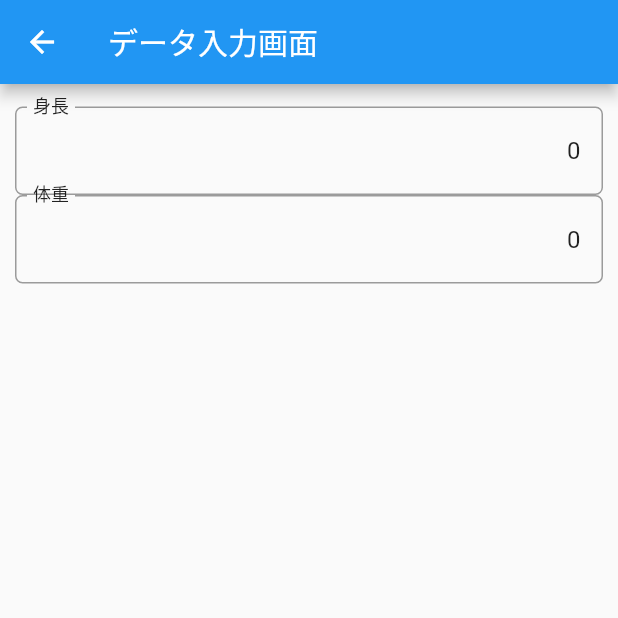
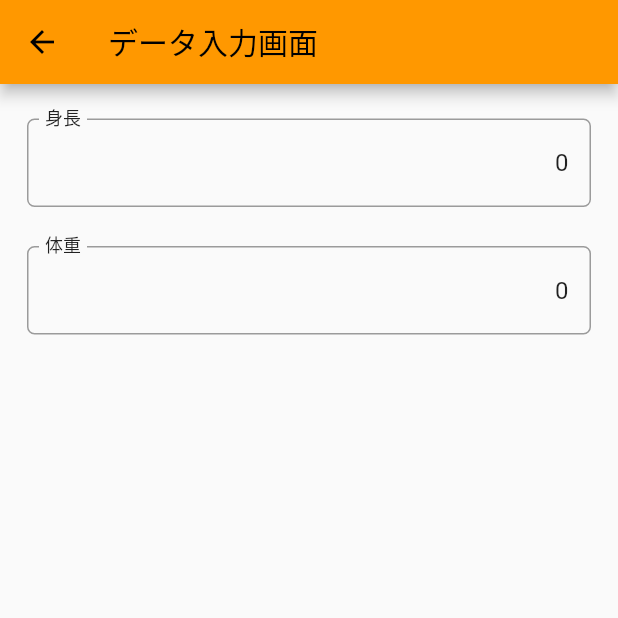
Before and after one commit to Uchipon2020/school_app_sample, a Flutter app: the DataList screen opened directly, after a tap on the "auto stories" icon, on a phone screen of 412 x 824 dp, the top half of it. Run offline on Flutter 3.47's test engine with Material 2 defaults, Android fonts, the phone set to English and light mode, and no system bars; our stand-ins replace sqflite; accounts and stored records are empty.

Commit message:
MAC 1015

```diff
--- a/lib/main.dart
+++ b/lib/main.dart
@@ -12,7 +12,7 @@ class MyApp extends StatelessWidget {
     return MaterialApp(
       title: 'School data',
       theme: ThemeData(
-        primarySwatch: Colors.blue,
+        primarySwatch: Colors.orange,
       ),
       home: SignInScreen(),
     );
--- a/lib/screens/data_detail.dart
+++ b/lib/screens/data_detail.dart
@@ -1,19 +1,20 @@
 import 'package:flutter/material.dart';
 import 'package:flutter/services.dart';
 import 'package:school_app_sample/models/data_school.dart';
+import 'package:school_app_sample/screens/data_list.dart';
 
-class DataDetail extends StatefulWidget{
+class DataDetail extends StatefulWidget {
   final String appBarTitle;
   final School school;
 
-   DataDetail(this.school,this.appBarTitle);
+  DataDetail(this.school, this.appBarTitle);
 
   @override
-  State<StatefulWidget> createState()  => DataDetailState(this.school, this.appBarTitle);
+  State<StatefulWidget> createState() =>
+      DataDetailState(this.school, this.appBarTitle);
 }
 
-class DataDetailState extends State<DataDetail>{
-
+class DataDetailState extends State<DataDetail> {
   //static final _priorities = ['定期健康診断','病院・診療所'];
 
   String appBarTitle;
@@ -24,57 +25,68 @@ class DataDetailState extends State<DataDetail>{
   TextEditingController weightController = TextEditingController();
 
   @override
-  Widget build(BuildContext context){
+  Widget build(BuildContext context) {
     TextStyle? textStyle = Theme.of(context).textTheme.subtitle1;
     heightController.text = (school.height).toString();
     weightController.text = (school.weight).toString();
-
 
     return Scaffold(
       appBar: AppBar(
         title: Text(appBarTitle),
         leading: IconButton(
             icon: const Icon(Icons.arrow_back),
-        onPressed: (){},
+            onPressed: () {
+              Navigator.pop(
+                context,
+                MaterialPageRoute(
+                  builder: (context) => DataList(),
                 ),
+              );
+            }),
       ),
       //-----------------
       body: Padding(
         padding: const EdgeInsets.only(top: 15.0, left: 10.0, right: 10.0),
         child: Column(
           children: [
-         TextField(
+            Padding(
+              padding: const EdgeInsets.all(8.0),
+              child: TextField(
                 controller: heightController,
                 style: textStyle,
                 textAlign: TextAlign.right,
                 keyboardType: TextInputType.number,
                 inputFormatters: [FilteringTextInputFormatter.digitsOnly],
-              onChanged: (value){
+                onChanged: (value) {
                   updateHeight();
                 },
                 decoration: InputDecoration(
                   labelText: '身長',
                   labelStyle: textStyle,
                   border: OutlineInputBorder(
-               borderRadius: BorderRadius.circular(5.0)
+                      borderRadius: BorderRadius.circular(5.0)),
                 ),
               ),
             ),
-
-         TextField(
+            const SizedBox(
+              height: 10,
+            ),
+            Padding(
+              padding: const EdgeInsets.all(8.0),
+              child: TextField(
                 controller: weightController,
                 style: textStyle,
                 textAlign: TextAlign.right,
                 keyboardType: TextInputType.number,
                 inputFormatters: [FilteringTextInputFormatter.digitsOnly],
-           onChanged: (value){
+                onChanged: (value) {
                   updateWeight();
                 },
                 decoration: InputDecoration(
                   labelText: '体重',
                   labelStyle: textStyle,
                   border: OutlineInputBorder(
-                 borderRadius: BorderRadius.circular(5.0)
+                      borderRadius: BorderRadius.circular(5.0)),
                 ),
               ),
             ),
@@ -108,10 +120,12 @@ class DataDetailState extends State<DataDetail>{
       ),
     );
   }
-  void updateHeight(){
+
+  void updateHeight() {
     school.height = int.parse(heightController.text);
   }
-  void updateWeight(){
+
+  void updateWeight() {
     school.weight = int.parse(weightController.text);
   }
   /*void updatePriorityAsInt(String value) {
```
Also changed, not shown: 3 other files. Lines whose indentation alone changed are shown as unchanged.
